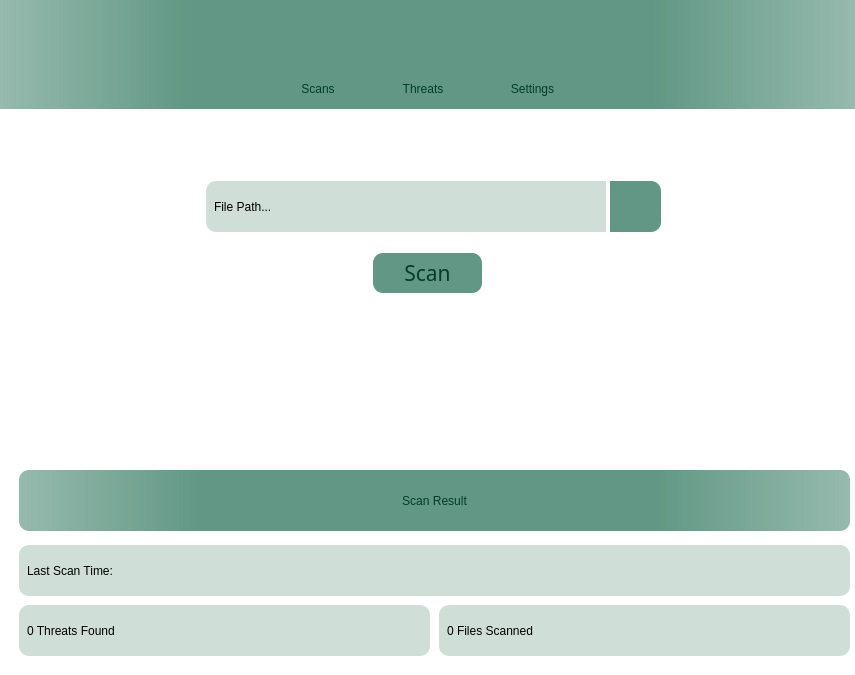
Old version of the form GUI/AV_GUI.ui in the repository Ohadgips/AV-OG.
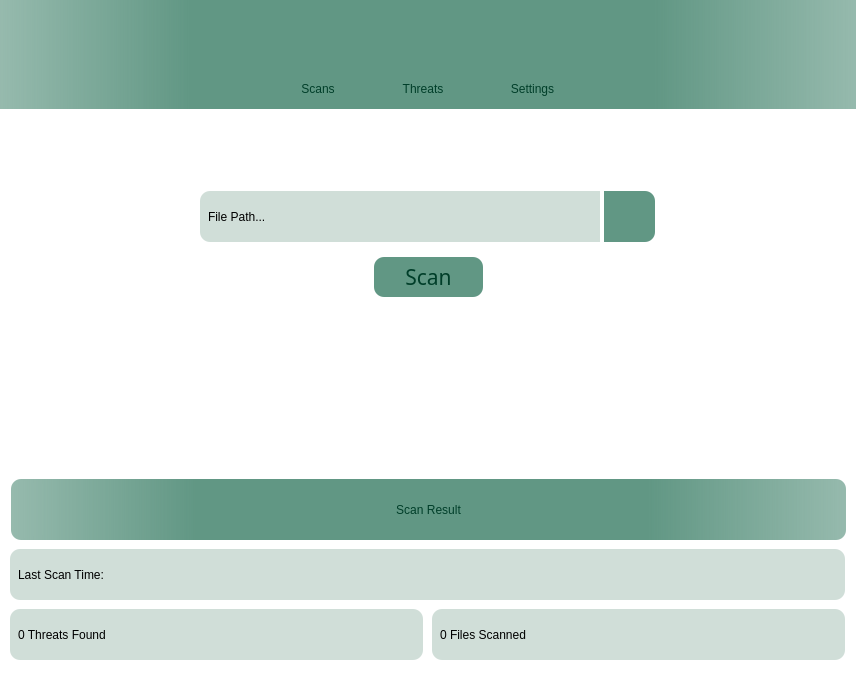
New version of the form. The open tabs and pages were chosen to show the change. Icons and pictures are not drawn.

Patch:
```diff
--- a/GUI/AV_GUI.ui
+++ b/GUI/AV_GUI.ui
@@ -6,22 +6,27 @@
    <rect>
     <x>0</x>
     <y>0</y>
-    <width>855</width>
+    <width>856</width>
     <height>675</height>
    </rect>
   </property>
   <property name="minimumSize">
    <size>
-    <width>855</width>
+    <width>856</width>
     <height>675</height>
    </size>
   </property>
   <property name="maximumSize">
    <size>
-    <width>855</width>
+    <width>856</width>
     <height>675</height>
    </size>
   </property>
+  <property name="font">
+   <font>
+    <pointsize>8</pointsize>
+   </font>
+  </property>
   <property name="windowTitle">
    <string>MainWindow</string>
   </property>
@@ -34,6 +39,12 @@
 margin: 0;
 }</string>
   </property>
+  <property name="iconSize">
+   <size>
+    <width>48</width>
+    <height>48</height>
+   </size>
+  </property>
   <widget class="QWidget" name="centralwidget">
    <layout class="QVBoxLayout" name="verticalLayout">
     <property name="spacing">
@@ -604,13 +615,13 @@
          </property>
          <property name="minimumSize">
           <size>
-           <width>855</width>
+           <width>856</width>
            <height>0</height>
           </size>
          </property>
          <property name="maximumSize">
           <size>
-           <width>855</width>
+           <width>856</width>
            <height>16777215</height>
           </size>
          </property>
@@ -873,6 +884,21 @@
          </widget>
          <widget class="QWidget" name="scansPage">
           <layout class="QGridLayout" name="gridLayout">
+           <property name="leftMargin">
+            <number>0</number>
+           </property>
+           <property name="topMargin">
+            <number>0</number>
+           </property>
+           <property name="rightMargin">
+            <number>0</number>
+           </property>
+           <property name="bottomMargin">
+            <number>0</number>
+           </property>
+           <property name="spacing">
+            <number>0</number>
+           </property>
            <item row="0" column="1">
             <spacer name="verticalSpacer_3">
              <property name="orientation">
@@ -1004,6 +1030,9 @@
                   <height>24</height>
                  </size>
                 </property>
+                <property name="checkable">
+                 <bool>true</bool>
+                </property>
                </widget>
               </item>
              </layout>
@@ -1092,6 +1121,9 @@
                  <height>0</height>
                 </size>
                </property>
+               <property name="checkable">
+                <bool>true</bool>
+               </property>
                <property name="flat">
                 <bool>false</bool>
                </property>
@@ -1129,13 +1161,13 @@
             <widget class="QWidget" name="scanInfo" native="true">
              <property name="minimumSize">
               <size>
-               <width>851</width>
+               <width>856</width>
                <height>201</height>
               </size>
              </property>
              <property name="maximumSize">
               <size>
-               <width>851</width>
+               <width>856</width>
                <height>201</height>
               </size>
              </property>
@@ -1145,9 +1177,9 @@
              <widget class="QLabel" name="scanTitle">
               <property name="geometry">
                <rect>
-                <x>10</x>
+                <x>11</x>
                 <y>5</y>
-                <width>831</width>
+                <width>835</width>
                 <height>61</height>
                </rect>
               </property>
@@ -1187,8 +1219,8 @@
               <property name="geometry">
                <rect>
                 <x>10</x>
-                <y>80</y>
-                <width>831</width>
+                <y>75</y>
+                <width>835</width>
                 <height>51</height>
                </rect>
               </property>
@@ -1197,9 +1229,9 @@
 padding: 2px 5px;
 margin: 0;
 background: none;
-background-color: rgb(208, 222, 216);
 border-top-left-radius: 10px;
 border-top-right-radius: 10px;
+background-color: rgb(208, 222, 216);
 border-bottom-right-radius: 10px;
 border-bottom-left-radius: 10px</string>
               </property>
@@ -1211,8 +1243,8 @@
               <property name="geometry">
                <rect>
                 <x>10</x>
-                <y>140</y>
-                <width>411</width>
+                <y>135</y>
+                <width>413</width>
                 <height>51</height>
                </rect>
               </property>
@@ -1234,9 +1266,9 @@
              <widget class="QLabel" name="numScanned">
               <property name="geometry">
                <rect>
-                <x>430</x>
-                <y>140</y>
-                <width>411</width>
+                <x>432</x>
+                <y>135</y>
+                <width>413</width>
                 <height>51</height>
                </rect>
               </property>
```
Left out of the diff: 84 changed lines with no effect on the pictures.
